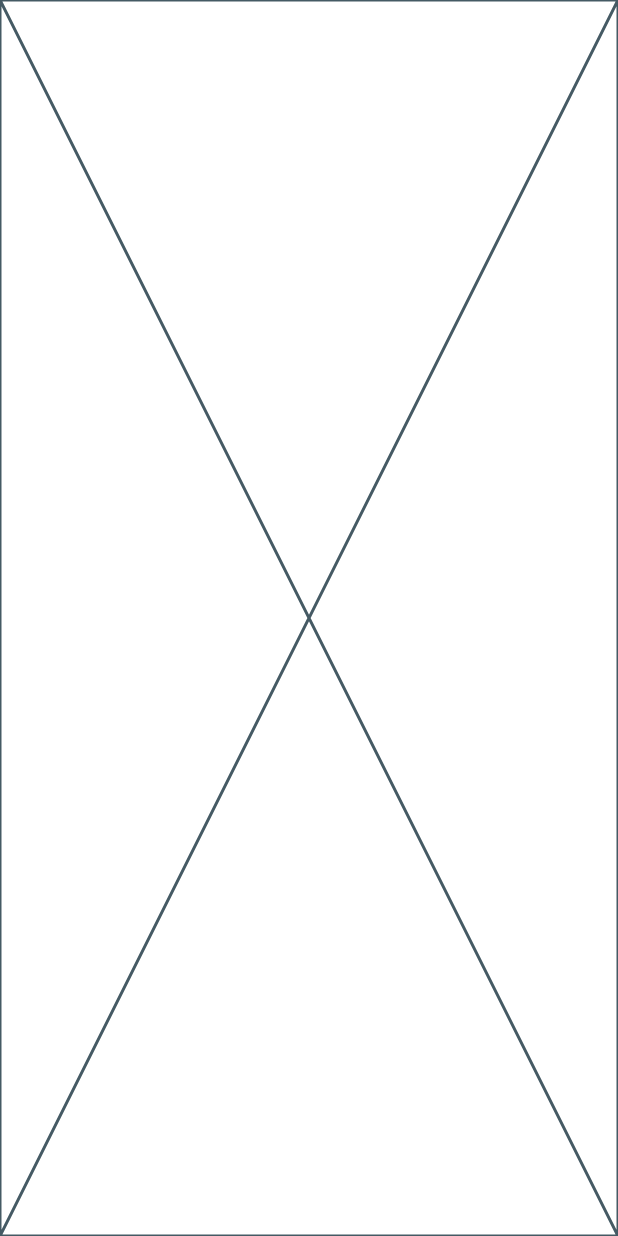
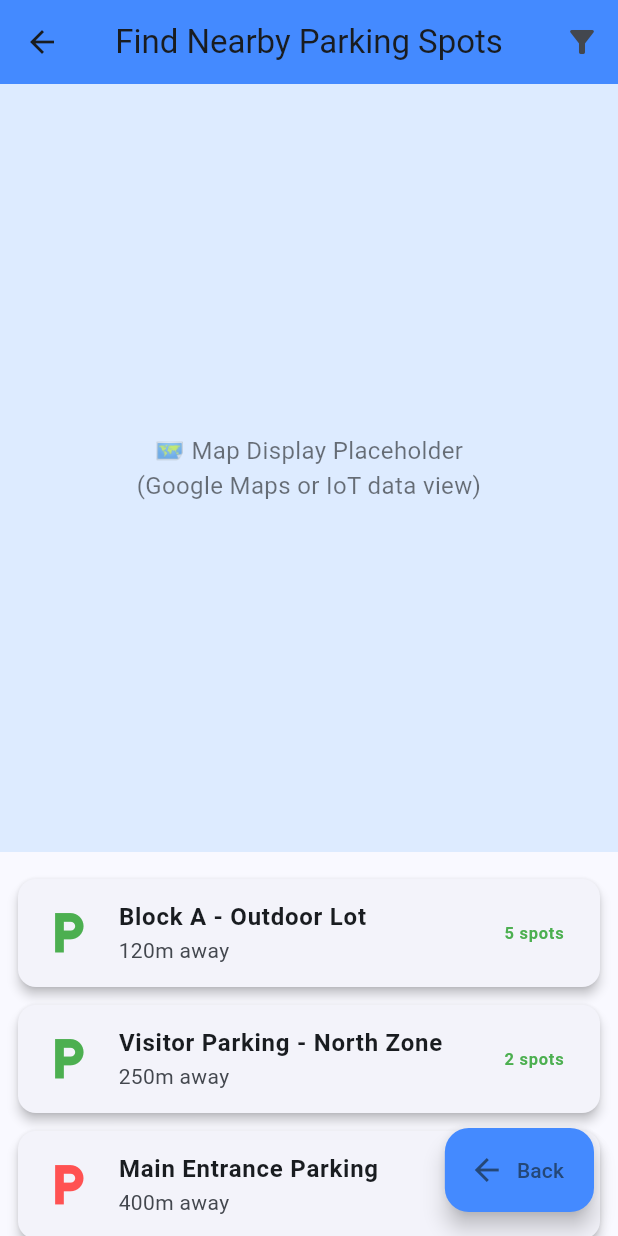
Before and after one commit to Izharnordin/parking_finder_app, a Flutter app: the screen it shows after launch, after a tap on "Find Parking", on a phone screen of 412 x 824 dp. Run offline on Flutter 3.47's test engine with Material 3 defaults, Android fonts, the light colour scheme and no system bars.

Commit message:
Added map page

```diff
--- a/lib/main.dart
+++ b/lib/main.dart
@@ -1,5 +1,6 @@
 import 'package:flutter/material.dart';
 import 'screens/home_page.dart';
+import 'screens/map_page.dart';
 
 void main() {
   runApp(const ParkingFinderApp());
@@ -19,8 +20,8 @@
       initialRoute: '/home',
       routes: {
         '/home': (context) => const HomePage(),
+        '/map': (context) => const MapPage(),
         // Future pages:
-        '/map': (context) => const Placeholder(), // temporary
         '/list': (context) => const Placeholder(),
         '/settings': (context) => const Placeholder(),
       },
--- a/lib/screens/map_page.dart
+++ b/lib/screens/map_page.dart
@@ -0,0 +1,92 @@
+import 'package:flutter/material.dart';
+import '../widgets/parking_card.dart';
+
+class MapPage extends StatefulWidget {
+  const MapPage({super.key});
+
+  @override
+  State<MapPage> createState() => _MapPageState();
+}
+
+class _MapPageState extends State<MapPage> {
+  bool showAvailableOnly = false; // Example toggle
+
+  @override
+  Widget build(BuildContext context) {
+    return Scaffold(
+      appBar: AppBar(
+        title: const Text('Find Nearby Parking Spots'),
+        backgroundColor: Colors.blueAccent,
+        centerTitle: true,
+        actions: [
+          IconButton(
+            icon: const Icon(Icons.filter_alt),
+            tooltip: 'Filter available spots',
+            onPressed: () {
+              setState(() {
+                showAvailableOnly = !showAvailableOnly;
+              });
+            },
+          ),
+        ],
+      ),
+
+      body: Column(
+        children: [
+          // Map Placeholder (replace with Google Maps or IoT map later)
+          Expanded(
+            flex: 2,
+            child: Container(
+              width: double.infinity,
+              color: const Color(0xFFDDEBFF),
+              child: const Center(
+                child: Text(
+                  '🗺️ Map Display Placeholder\n(Google Maps or IoT data view)',
+                  textAlign: TextAlign.center,
+                  style: TextStyle(
+                    color: Colors.black54,
+                    fontSize: 16,
+                  ),
+                ),
+              ),
+            ),
+          ),
+
+          // Parking list / info cards
+          Expanded(
+            flex: 1,
+            child: ListView(
+              padding: const EdgeInsets.all(12),
+              children: const [
+                ParkingCard(
+                  location: 'Block A - Outdoor Lot',
+                  distance: '120m away',
+                  availableSpots: 5,
+                ),
+                ParkingCard(
+                  location: 'Visitor Parking - North Zone',
+                  distance: '250m away',
+                  availableSpots: 2,
+                ),
+                ParkingCard(
+                  location: 'Main Entrance Parking',
+                  distance: '400m away',
+                  availableSpots: 0,
+                ),
+              ],
+            ),
+          ),
+        ],
+      ),
+
+      floatingActionButton: FloatingActionButton.extended(
+        onPressed: () {
+          Navigator.pop(context);
+        },
+        label: const Text('Back'),
+        icon: const Icon(Icons.arrow_back),
+        backgroundColor: Colors.blueAccent,
+      ),
+    );
+  }
+}
--- a/lib/widgets/parking_card.dart
+++ b/lib/widgets/parking_card.dart
@@ -0,0 +1,44 @@
+import 'package:flutter/material.dart';
+
+class ParkingCard extends StatelessWidget {
+  final String location;
+  final String distance;
+  final int availableSpots;
+
+  const ParkingCard({
+    super.key,
+    required this.location,
+    required this.distance,
+    required this.availableSpots,
+  });
+
+  @override
+  Widget build(BuildContext context) {
+    return Card(
+      shape: RoundedRectangleBorder(borderRadius: BorderRadius.circular(12)),
+      elevation: 3,
+      margin: const EdgeInsets.symmetric(vertical: 6),
+      child: ListTile(
+        leading: Icon(
+          Icons.local_parking,
+          size: 35,
+          color: availableSpots > 0 ? Colors.green : Colors.redAccent,
+        ),
+        title: Text(
+          location,
+          style: const TextStyle(fontWeight: FontWeight.w600),
+        ),
+        subtitle: Text(distance),
+        trailing: Text(
+          availableSpots > 0
+              ? '$availableSpots spots'
+              : 'Full',
+          style: TextStyle(
+            color: availableSpots > 0 ? Colors.green : Colors.redAccent,
+            fontWeight: FontWeight.bold,
+          ),
+        ),
+      ),
+    );
+  }
+}
```
